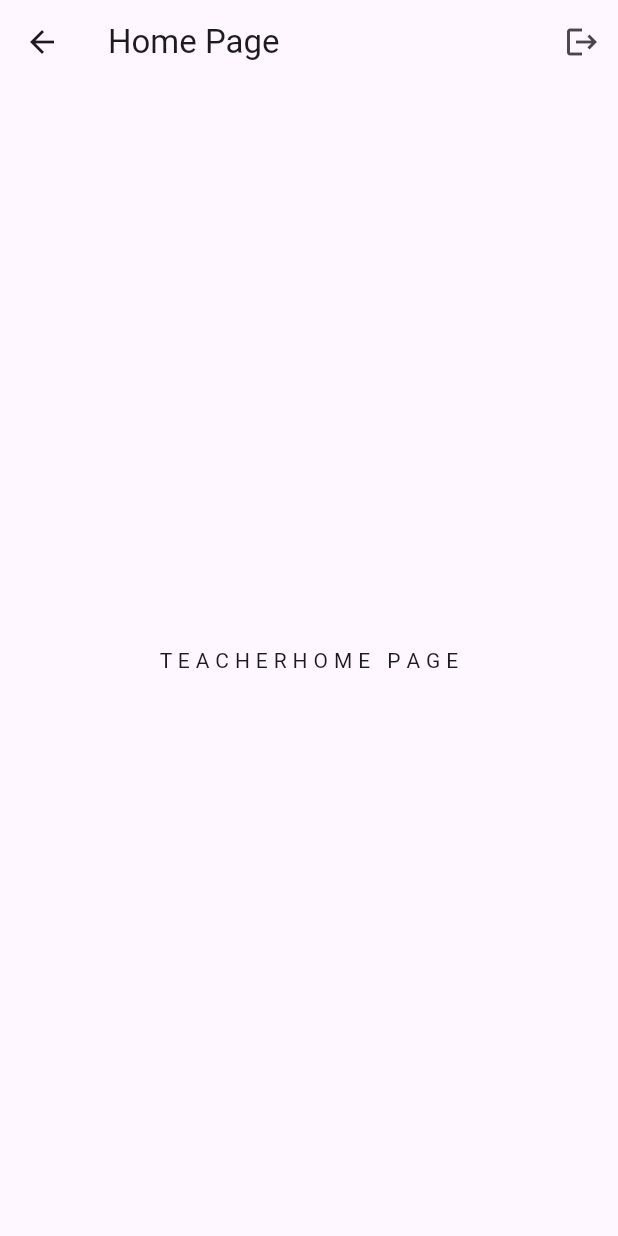
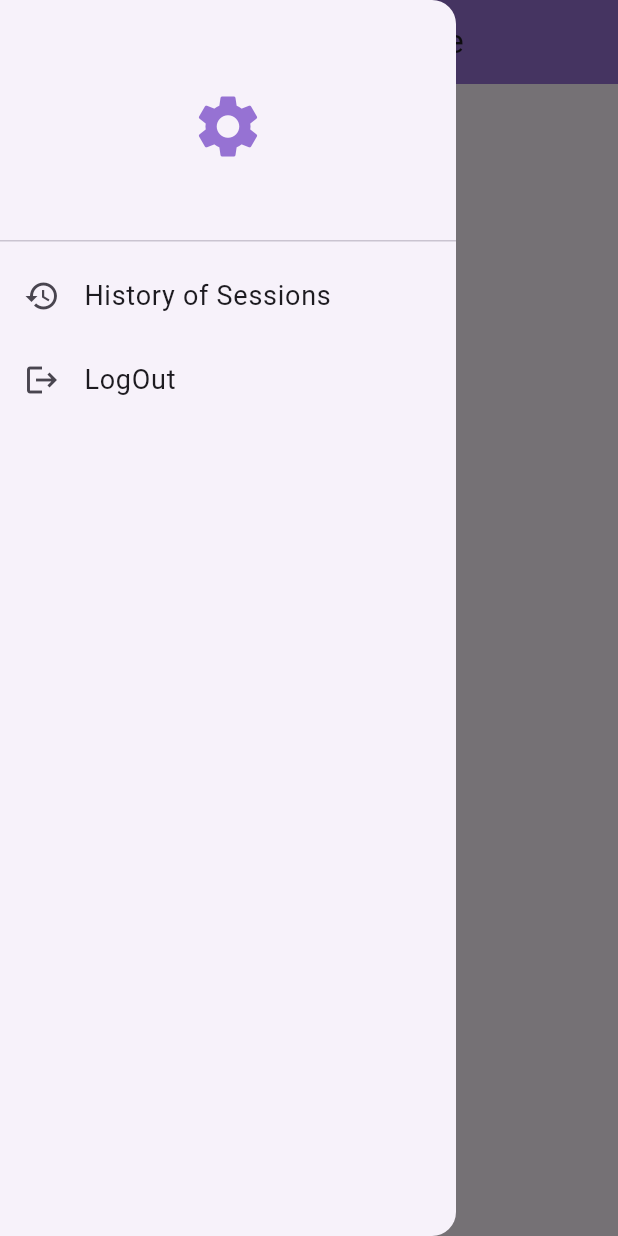
Before and after one commit to Shi667/PFe, a Flutter app: the TeacherHomePage screen opened directly, with the side drawer open (before the commit the screen has no drawer), on a phone screen of 412 x 824 dp. Run offline on Flutter 3.47's test engine with Material 3 defaults, Android fonts, the light colour scheme and no system bars; our stand-ins replace cloud_firestore, firebase_auth, firebase_core; accounts and stored records are empty; network calls fail.

Commit message:
added the drawer and the logout

```diff
--- a/lib/components/signin_button.dart
+++ b/lib/components/signin_button.dart
@@ -14,7 +14,7 @@ class SignInButton extends StatelessWidget {
         child: Container(
           padding: const EdgeInsets.symmetric(vertical: 15),
           decoration: BoxDecoration(
-            color: Colors.deepPurple,
+            color: const Color.fromARGB(255, 150, 114, 211),
             borderRadius: BorderRadius.circular(12),
           ),
           child: const Center(
--- a/lib/pages/login.dart
+++ b/lib/pages/login.dart
@@ -46,7 +46,7 @@ class _LoginPageState extends State<LoginPage> {
       context: context,
       builder: (context) {
         return AlertDialog(
-          backgroundColor: const Color.fromARGB(255, 137, 134, 142),
+          backgroundColor: const Color.fromARGB(255, 150, 114, 211),
           title: const Text('Error', style: TextStyle(color: Colors.white)),
           content: Text(message),
           actions: <Widget>[
@@ -76,7 +76,7 @@ class _LoginPageState extends State<LoginPage> {
             child: Icon(
               Icons.account_circle,
               size: 150,
-              color: Colors.deepPurple,
+              color: Color.fromARGB(255, 150, 114, 211),
             ),
           ),
 
--- a/lib/pages/teacherpage.dart
+++ b/lib/pages/teacherpage.dart
@@ -1,5 +1,6 @@
 import 'package:firebase_auth/firebase_auth.dart';
 import 'package:flutter/material.dart';
+import 'package:pfe_1/pages/history_sessions.dart';
 
 class TeacherHomePage extends StatelessWidget {
   const TeacherHomePage({super.key});
@@ -13,11 +14,42 @@ class TeacherHomePage extends StatelessWidget {
   @override
   Widget build(BuildContext context) {
     return Scaffold(
-        appBar: AppBar(title: const Text('Home Page'), actions: [
-          IconButton(onPressed: signUserOut, icon: const Icon(Icons.logout))
-        ]),
-        body: const Center(
-          child: Text('T E A C H E R H O M E   P A G E'),
-        ));
+      appBar: AppBar(
+        backgroundColor: const Color.fromARGB(255, 150, 114, 211),
+        title: Center(child: const Text('Teacher Home Page')),
+        actions: [IconButton(onPressed: null, icon: Icon(null))],
+      ),
+      drawer: Drawer(
+          child: ListView(children: [
+        const DrawerHeader(
+          child: Icon(
+            Icons.settings,
+            size: 50,
+            color: Color.fromARGB(255, 150, 114, 211),
+          ),
+        ),
+        ListTile(
+          leading: const Icon(Icons.history),
+          title: const Text(
+            'History of Sessions',
+            style: TextStyle(fontSize: 18),
+          ),
+          onTap: () {
+            Navigator.of(context).push(MaterialPageRoute(
+                builder: (context) => const HistorySessions()));
+          },
+        ),
+        ListTile(
+          leading: const Icon(Icons.logout),
+          title: const Text(
+            'LogOut',
+            style: TextStyle(fontSize: 18),
+          ),
+          onTap: () {
+            signUserOut();
+          },
+        )
+      ])),
+    );
   }
 }
```
Also changed, not shown: lib/pages/history_sessions.dart (added, +17 -0 lines).
